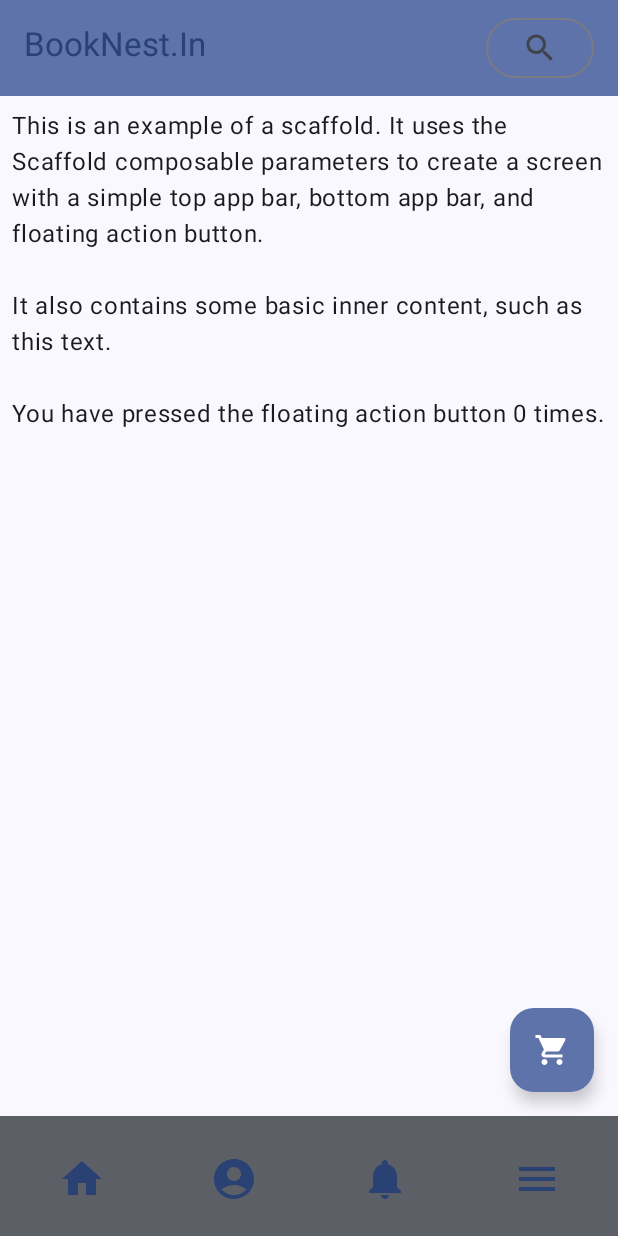
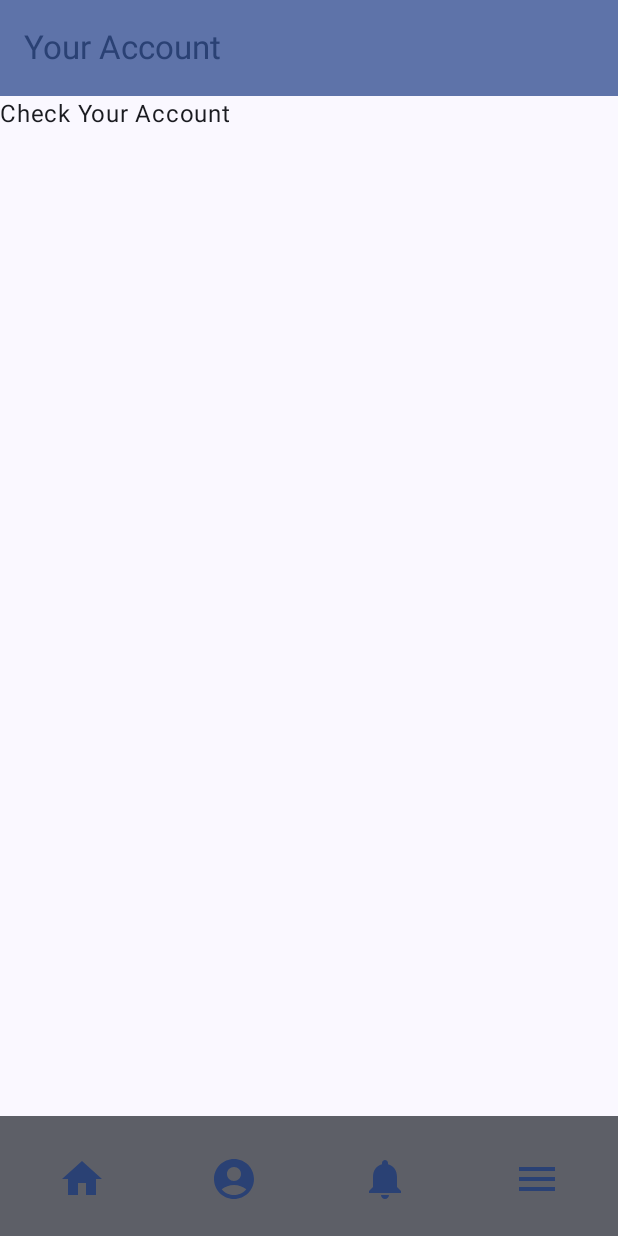
Before and after one commit to itsardhendu/BookNest.In, an Android app built with Jetpack Compose: the MainActivity screen opened directly, with no data from a screen before it, after a tap on "Account", on a phone screen of 412 x 824 dp. Run offline under Robolectric (Android 15) with nearby library versions, the phone set to English and light mode, and no system bars.

Commit message:
Navitions and Routes

```diff
--- a/app/build.gradle.kts
+++ b/app/build.gradle.kts
@@ -53,7 +53,7 @@ dependencies {
 
     implementation(libs.ui)
     implementation(libs.androidx.material3)
-
+    implementation(libs.androidx.navigation.compose)
     implementation(libs.androidx.core.ktx)
     implementation(libs.androidx.lifecycle.runtime.ktx)
     implementation(libs.androidx.activity.compose)
--- a/app/src/main/java/com/asr/bookstore/MainActivity.kt
+++ b/app/src/main/java/com/asr/bookstore/MainActivity.kt
@@ -6,10 +6,7 @@ import androidx.activity.compose.setContent
 import androidx.compose.foundation.layout.fillMaxSize
 import androidx.compose.material3.MaterialTheme
 import androidx.compose.material3.Surface
-import androidx.compose.material3.Text
-import androidx.compose.runtime.Composable
 import androidx.compose.ui.Modifier
-import androidx.compose.ui.tooling.preview.Preview
 import com.asr.bookstore.ui.theme.BookStoreTheme
 
 class MainActivity : ComponentActivity() {
@@ -22,7 +19,7 @@ class MainActivity : ComponentActivity() {
                     modifier = Modifier.fillMaxSize(),
                     color = MaterialTheme.colorScheme.background
                 ) {
-                    HomeScreen()
+                    Navigation()
                 }
             }
         }
--- /dev/null
+++ b/app/src/main/java/com/asr/bookstore/Navigation.kt
@@ -0,0 +1,31 @@
+package com.asr.bookstore
+
+import androidx.compose.runtime.Composable
+import androidx.navigation.compose.NavHost
+import androidx.navigation.compose.composable
+import androidx.navigation.compose.rememberNavController
+import com.asr.bookstore.Screens.AccountScreen
+import com.asr.bookstore.Screens.HomeScreen
+
+@Composable
+fun Navigation() {
+    val navController = rememberNavController() // Remember the NavController
+
+    NavHost(
+        navController = navController,
+        startDestination = ScreenRoutes.HomeScreen.routes
+    ) {
+        composable(ScreenRoutes.HomeScreen.routes) {
+            HomeScreen(navController = navController)
+        }
+        composable(ScreenRoutes.Account.routes) {
+            AccountScreen(navController = navController)
+        }
+//        composable(ScreenRoutes.Notifications.routes) {
+//            ScreenRoutes.Notifications(navController = navController)
+//        }
+//        composable(ScreenRoutes.Menu.routes) {
+//            ScreenRoutes.Menu(id = 0L, viewModel = viewModel, navController = navController)
+//        }
+    }
+}
--- /dev/null
+++ b/app/src/main/java/com/asr/bookstore/Screens/AccountScreen.kt
@@ -0,0 +1,100 @@
+package com.asr.bookstore.Screens
+
+import androidx.compose.foundation.layout.Arrangement
+import androidx.compose.foundation.layout.Column
+import androidx.compose.foundation.layout.Row
+import androidx.compose.foundation.layout.fillMaxWidth
+import androidx.compose.foundation.layout.padding
+import androidx.compose.foundation.layout.size
+import androidx.compose.material.icons.Icons
+import androidx.compose.material.icons.filled.AccountCircle
+import androidx.compose.material.icons.filled.Home
+import androidx.compose.material.icons.filled.Menu
+import androidx.compose.material.icons.filled.Notifications
+import androidx.compose.material3.BottomAppBar
+import androidx.compose.material3.ExperimentalMaterial3Api
+import androidx.compose.material3.Icon
+import androidx.compose.material3.MaterialTheme
+import androidx.compose.material3.Scaffold
+import androidx.compose.material3.Text
+import androidx.compose.material3.TextButton
+import androidx.compose.material3.TopAppBar
+import androidx.compose.material3.TopAppBarDefaults
+import androidx.compose.runtime.Composable
+import androidx.compose.ui.Modifier
+import androidx.compose.ui.unit.dp
+import androidx.navigation.NavController
+
+@OptIn(ExperimentalMaterial3Api::class)
+@Composable
+fun AccountScreen(navController: NavController) {
+    Scaffold(
+        topBar = {
+            TopAppBar(
+                colors = TopAppBarDefaults.topAppBarColors(
+                    containerColor = MaterialTheme.colorScheme.primaryContainer,
+                    titleContentColor = MaterialTheme.colorScheme.primary,
+                ),
+                title = {
+                    Row(
+                        modifier = Modifier
+                            .fillMaxWidth()
+                            .padding(end = 16.dp),
+                        horizontalArrangement = Arrangement.Absolute.Left
+
+                    ) {
+                        Text("Your Account")
+                    }
+                }
+            )
+        },
+        bottomBar = {
+            BottomAppBar(
+                containerColor = MaterialTheme.colorScheme.outline,
+                contentColor = MaterialTheme.colorScheme.primary,
+            ) {
+                Row(
+                    modifier = Modifier.fillMaxWidth(),
+                    horizontalArrangement = Arrangement.Absolute.SpaceAround
+                ) {
+                    TextButton(onClick = { /*TODO*/ }) {
+                        Icon(
+                            imageVector = Icons.Default.Home,
+                            contentDescription = "Home",
+                            modifier = Modifier.size(32.dp)
+                        )
+                    }
+                    TextButton(onClick = { /*TODO*/ }) {
+                        Icon(
+                            imageVector = Icons.Default.AccountCircle,
+                            contentDescription = "Account",
+                            modifier = Modifier.size(32.dp)
+                        )
+                    }
+                    TextButton(onClick = { /*TODO*/ }) {
+                        Icon(
+                            imageVector = Icons.Default.Notifications,
+                            contentDescription = "Notification",
+                            modifier = Modifier.size(32.dp)
+                        )
+                    }
+                    TextButton(onClick = { /*TODO*/ }) {
+                        Icon(
+                            imageVector = Icons.Default.Menu,
+                            contentDescription = "Menu",
+                            modifier = Modifier.size(32.dp)
+                        )
+                    }
+                }
+            }
+        },
+
+        ) {innerPadding ->
+        Column(
+            modifier = Modifier.padding(innerPadding),
+            verticalArrangement = Arrangement.spacedBy(16.dp),
+        ) {
+            Text("Check Your Account")
+        }
+    }
+}
--- a/app/src/main/java/com/asr/bookstore/HomeScreen.kt
+++ b/app/src/main/java/com/asr/bookstore/Screens/HomeScreen.kt
@@ -1,4 +1,4 @@
-package com.asr.bookstore
+package com.asr.bookstore.Screens
 
 import androidx.compose.foundation.layout.Arrangement
 import androidx.compose.foundation.layout.Column
@@ -33,10 +33,12 @@ import androidx.compose.runtime.remember
 import androidx.compose.runtime.setValue
 import androidx.compose.ui.Modifier
 import androidx.compose.ui.unit.dp
+import androidx.navigation.NavController
+import com.asr.bookstore.ScreenRoutes
 
 @OptIn(ExperimentalMaterial3Api::class)
 @Composable
-fun HomeScreen() {
+fun HomeScreen(navController: NavController) {
     var presses by remember { mutableIntStateOf(0) }
     var searchQuery by remember { mutableStateOf("") }
     var showTextField by remember { mutableStateOf(false) }
@@ -65,8 +67,7 @@ fun HomeScreen() {
                     OutlinedButton(onClick = { /*TODO*/ }) {
                         Icon(imageVector = Icons.Default.Search, contentDescription = "Search")
                         if (showTextField) {
-                            OutlinedTextField(
-                                value = textFieldValue,
+                            OutlinedTextField(value = textFieldValue,
                                 onValueChange = { textFieldValue = it },
                                 label = { Text("Enter Text") })
                         }
@@ -90,14 +91,14 @@ fun HomeScreen() {
                         modifier = Modifier.size(32.dp)
                     )
                 }
-                TextButton(onClick = { /*TODO*/ }) {
+                TextButton(onClick = { navController.navigate(ScreenRoutes.Account.routes) }) {
                     Icon(
                         imageVector = Icons.Default.AccountCircle,
                         contentDescription = "Account",
                         modifier = Modifier.size(32.dp)
                     )
                 }
-                TextButton(onClick = { /*TODO*/ }) {
+                TextButton(onClick = { navController.navigate(ScreenRoutes.Notifications.routes) }) {
                     Icon(
                         imageVector = Icons.Default.Notifications,
                         contentDescription = "Notification",
--- /dev/null
+++ b/app/src/main/java/com/asr/bookstore/Screens/Menu.kt
@@ -0,0 +1 @@
+package com.asr.bookstore.Screens
--- a/gradle/libs.versions.toml
+++ b/gradle/libs.versions.toml
@@ -9,11 +9,13 @@ lifecycleRuntimeKtx = "2.7.0"
 activityCompose = "1.8.2"
 composeBom = "2023.08.00"
 material = "1.6.6"
+navigationCompose = "2.5.3"
 ui = "1.6.6"
 
 [libraries]
 androidx-core-ktx = { group = "androidx.core", name = "core-ktx", version.ref = "coreKtx" }
 androidx-material = { module = "androidx.compose.material:material", version.ref = "material" }
+androidx-navigation-compose = { module = "androidx.navigation:navigation-compose", version.ref = "navigationCompose" }
 junit = { group = "junit", name = "junit", version.ref = "junit" }
 androidx-junit = { group = "androidx.test.ext", name = "junit", version.ref = "junitVersion" }
 androidx-espresso-core = { group = "androidx.test.espresso", name = "espresso-core", version.ref = "espressoCore" }
```
Also changed, not shown: app/src/main/java/com/asr/bookstore/ScreenRoutes.kt (added, +8 -0 lines), app/src/main/java/com/asr/bookstore/Screens/Notifications.kt (added, +100 -0 lines).
